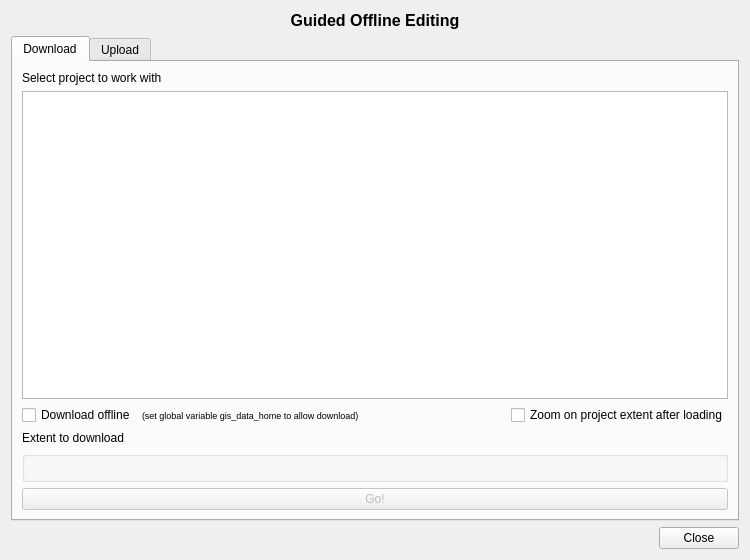
Before: the Qt Designer form guided_offline_editing_dialog_base.ui in ygversil/qgis-guided-offline-editing, drawn with Qt 5.
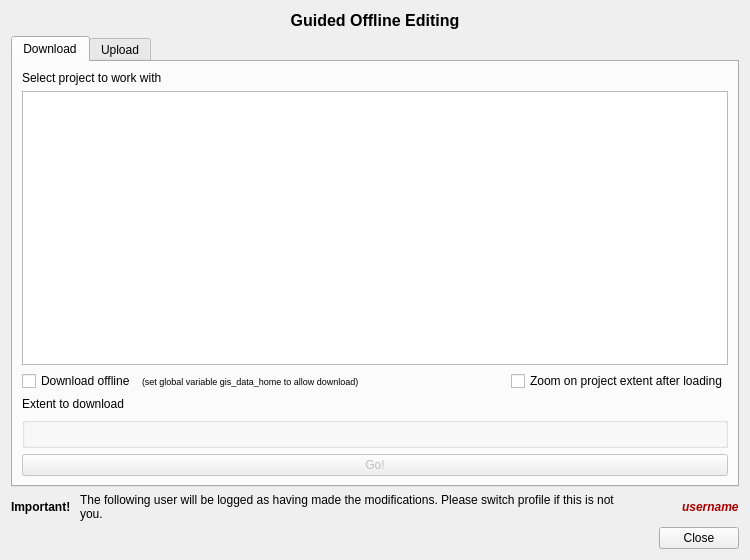
After: the same form once the commit is applied. Icons and pictures are not drawn. Custom widgets are drawn as their Qt base class.

Commit message: Add labels to show current username and warn about it

```diff
--- a/guided_offline_editing_dialog_base.ui
+++ b/guided_offline_editing_dialog_base.ui
@@ -14,26 +14,6 @@
    <string>Guided Editing</string>
   </property>
   <layout class="QGridLayout" name="gridLayout">
-   <item row="0" column="0">
-    <widget class="QLabel" name="dbTitleLabel">
-     <property name="font">
-      <font>
-       <pointsize>12</pointsize>
-       <weight>75</weight>
-       <bold>true</bold>
-      </font>
-     </property>
-     <property name="text">
-      <string>Guided Offline Editing</string>
-     </property>
-     <property name="textFormat">
-      <enum>Qt::PlainText</enum>
-     </property>
-     <property name="alignment">
-      <set>Qt::AlignCenter</set>
-     </property>
-    </widget>
-   </item>
    <item row="1" column="0">
     <widget class="QTabWidget" name="tabWidget">
      <property name="currentIndex">
@@ -173,13 +153,99 @@
      </widget>
     </widget>
    </item>
-   <item row="2" column="0">
+   <item row="0" column="0">
+    <widget class="QLabel" name="dbTitleLabel">
+     <property name="font">
+      <font>
+       <pointsize>12</pointsize>
+       <weight>75</weight>
+       <bold>true</bold>
+      </font>
+     </property>
+     <property name="text">
+      <string>Guided Offline Editing</string>
+     </property>
+     <property name="textFormat">
+      <enum>Qt::PlainText</enum>
+     </property>
+     <property name="alignment">
+      <set>Qt::AlignCenter</set>
+     </property>
+    </widget>
+   </item>
+   <item row="3" column="0">
     <widget class="QDialogButtonBox" name="closeButtonBox">
      <property name="standardButtons">
       <set>QDialogButtonBox::Close</set>
      </property>
     </widget>
    </item>
+   <item row="2" column="0">
+    <layout class="QHBoxLayout" name="horizontalLayout_2">
+     <item>
+      <widget class="QLabel" name="importantLabel">
+       <property name="font">
+        <font>
+         <weight>75</weight>
+         <bold>true</bold>
+        </font>
+       </property>
+       <property name="text">
+        <string>Important! </string>
+       </property>
+      </widget>
+     </item>
+     <item>
+      <widget class="QLabel" name="editWillBeMadeLabel">
+       <property name="sizePolicy">
+        <sizepolicy hsizetype="Expanding" vsizetype="Preferred">
+         <horstretch>0</horstretch>
+         <verstretch>0</verstretch>
+        </sizepolicy>
+       </property>
+       <property name="text">
+        <string>The following user will be logged as having made the modifications. Please switch profile if this is not you.</string>
+       </property>
+       <property name="wordWrap">
+        <bool>true</bool>
+       </property>
+      </widget>
+     </item>
+     <item>
+      <spacer name="horizontalSpacer_2">
+       <property name="orientation">
+        <enum>Qt::Horizontal</enum>
+       </property>
+       <property name="sizeType">
+        <enum>QSizePolicy::Minimum</enum>
+       </property>
+       <property name="sizeHint" stdset="0">
+        <size>
+         <width>40</width>
+         <height>20</height>
+        </size>
+       </property>
+      </spacer>
+     </item>
+     <item>
+      <widget class="QLabel" name="usernameLabel">
+       <property name="font">
+        <font>
+         <weight>75</weight>
+         <italic>true</italic>
+         <bold>true</bold>
+        </font>
+       </property>
+       <property name="styleSheet">
+        <string notr="true">color: rgb(170, 0, 0);</string>
+       </property>
+       <property name="text">
+        <string>username</string>
+       </property>
+      </widget>
+     </item>
+    </layout>
+   </item>
   </layout>
  </widget>
  <customwidgets>
```
The commit also changes 1 other file.
